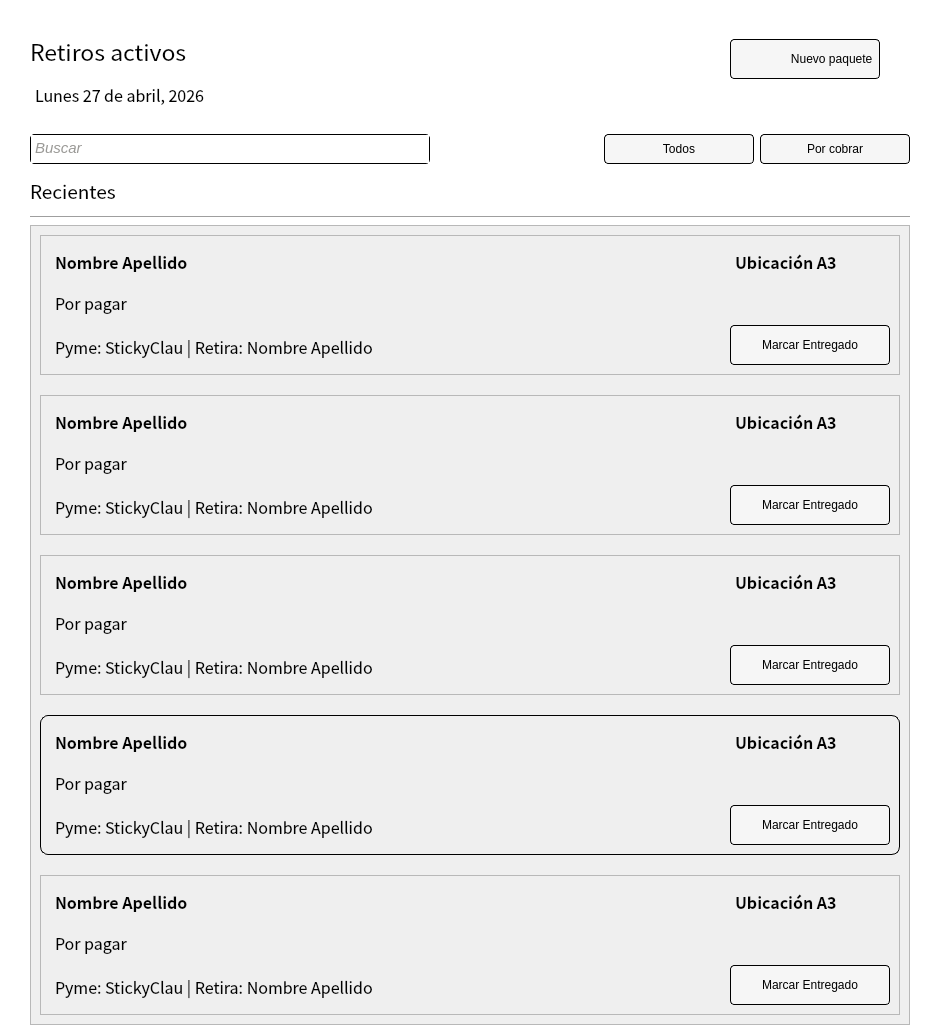
Lokyui/cuartoambulanteapp, file src/ui/views/retiros.ui: the form before one commit.
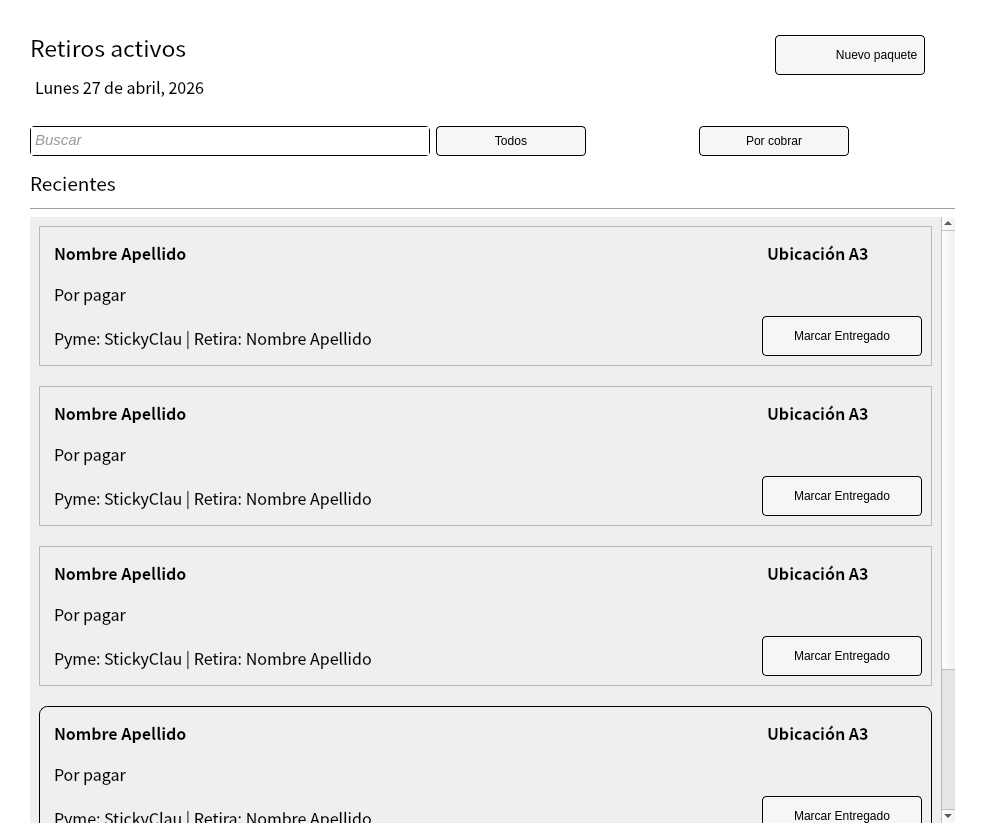
The form after the commit. Icons and pictures are not drawn.

Commit message: Agregar vistas de reporte pyme, registro de retiros y estructura inicial de módulos

Diff of the .ui file:
```diff
--- a/src/ui/views/retiros.ui
+++ b/src/ui/views/retiros.ui
@@ -6,8 +6,8 @@
    <rect>
     <x>0</x>
     <y>0</y>
-    <width>940</width>
-    <height>1035</height>
+    <width>985</width>
+    <height>833</height>
    </rect>
   </property>
   <property name="windowTitle">
@@ -45,6 +45,18 @@
        </property>
        <item>
         <widget class="QLabel" name="label_10">
+         <property name="sizePolicy">
+          <sizepolicy hsizetype="Preferred" vsizetype="Maximum">
+           <horstretch>0</horstretch>
+           <verstretch>0</verstretch>
+          </sizepolicy>
+         </property>
+         <property name="maximumSize">
+          <size>
+           <width>16777215</width>
+           <height>50</height>
+          </size>
+         </property>
          <property name="font">
           <font>
            <family>Noto Sans CJK TC</family>
@@ -58,6 +70,12 @@
        </item>
        <item>
         <widget class="QPlainTextEdit" name="plainTextEdit_10">
+         <property name="sizePolicy">
+          <sizepolicy hsizetype="Expanding" vsizetype="Maximum">
+           <horstretch>0</horstretch>
+           <verstretch>0</verstretch>
+          </sizepolicy>
+         </property>
          <property name="maximumSize">
           <size>
            <width>16777215</width>
@@ -91,7 +109,7 @@
        <property name="bottomMargin">
         <number>40</number>
        </property>
-       <item>
+       <item alignment="Qt::AlignHCenter">
         <widget class="QPushButton" name="pushButton">
          <property name="minimumSize">
           <size>
@@ -106,7 +124,17 @@
 text-align: right;</string>
          </property>
          <property name="text">
-          <string>    Nuevo paquete  </string>
+          <string>Nuevo paquete  </string>
+         </property>
+         <property name="icon">
+          <iconset resource="../../../assets/icons/icons.qrc">
+           <normaloff>:/icons/add_circle_16dp_1F1F1F_FILL0_wght400_GRAD0_opsz20.svg</normaloff>:/icons/add_circle_16dp_1F1F1F_FILL0_wght400_GRAD0_opsz20.svg</iconset>
+         </property>
+         <property name="iconSize">
+          <size>
+           <width>20</width>
+           <height>20</height>
+          </size>
          </property>
         </widget>
        </item>
@@ -143,7 +171,7 @@
        </property>
       </widget>
      </item>
-     <item>
+     <item alignment="Qt::AlignLeft">
       <widget class="QPushButton" name="pushButton_2">
        <property name="minimumSize">
         <size>
@@ -167,8 +195,14 @@
        </property>
       </widget>
      </item>
-     <item>
+     <item alignment="Qt::AlignLeft">
       <widget class="QPushButton" name="pushButton_3">
+       <property name="minimumSize">
+        <size>
+         <width>150</width>
+         <height>0</height>
+        </size>
+       </property>
        <property name="maximumSize">
         <size>
          <width>150</width>
@@ -203,6 +237,12 @@
          <height>40</height>
         </size>
        </property>
+       <property name="maximumSize">
+        <size>
+         <width>16777215</width>
+         <height>50</height>
+        </size>
+       </property>
        <property name="font">
         <font>
          <family>Noto Sans CJK TC</family>
@@ -228,9 +268,20 @@
      <property name="minimumSize">
       <size>
        <width>0</width>
-       <height>800</height>
+       <height>100</height>
       </size>
      </property>
+     <property name="maximumSize">
+      <size>
+       <width>16777215</width>
+       <height>16777215</height>
+      </size>
+     </property>
+     <property name="styleSheet">
+      <string notr="true">#scrollArea {
+border:transparent;
+}</string>
+     </property>
      <property name="widgetResizable">
       <bool>true</bool>
      </property>
@@ -239,7 +290,7 @@
        <rect>
         <x>0</x>
         <y>0</y>
-        <width>864</width>
+        <width>911</width>
         <height>800</height>
        </rect>
       </property>
```
Left out of the diff: 4 changed lines with no effect on the pictures. The commit also changes 20 other files.
